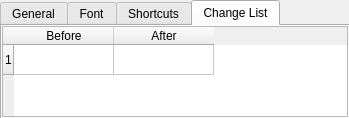
The window that ui/Settings.ui (Shoker2/TS2_ScreenTranslator) describes before a commit, drawn with Qt 5.
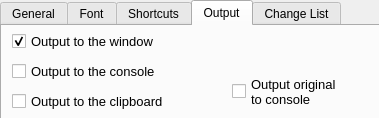
The same window after the commit. The open tabs and pages were chosen to show the change.

Commit message: Added output settings

The edit to the form file:
```diff
--- a/ui/Settings.ui
+++ b/ui/Settings.ui
@@ -6,7 +6,7 @@
    <rect>
     <x>0</x>
     <y>0</y>
-    <width>349</width>
+    <width>379</width>
     <height>118</height>
    </rect>
   </property>
@@ -31,7 +31,7 @@
      <rect>
       <x>0</x>
       <y>0</y>
-      <width>351</width>
+      <width>381</width>
       <height>121</height>
      </rect>
     </property>
@@ -262,6 +262,90 @@
       </property>
      </widget>
     </widget>
+    <widget class="QWidget" name="Output_page">
+     <attribute name="title">
+      <string>Output</string>
+     </attribute>
+     <widget class="QCheckBox" name="windowOutput">
+      <property name="geometry">
+       <rect>
+        <x>10</x>
+        <y>5</y>
+        <width>211</width>
+        <height>20</height>
+       </rect>
+      </property>
+      <property name="font">
+       <font>
+        <pointsize>10</pointsize>
+       </font>
+      </property>
+      <property name="text">
+       <string>Output to the window</string>
+      </property>
+      <property name="checked">
+       <bool>true</bool>
+      </property>
+     </widget>
+     <widget class="QCheckBox" name="consoleOutput">
+      <property name="geometry">
+       <rect>
+        <x>10</x>
+        <y>35</y>
+        <width>211</width>
+        <height>20</height>
+       </rect>
+      </property>
+      <property name="font">
+       <font>
+        <pointsize>10</pointsize>
+       </font>
+      </property>
+      <property name="text">
+       <string>Output to the console</string>
+      </property>
+     </widget>
+     <widget class="QCheckBox" name="clipboardOutput">
+      <property name="geometry">
+       <rect>
+        <x>10</x>
+        <y>65</y>
+        <width>211</width>
+        <height>20</height>
+       </rect>
+      </property>
+      <property name="font">
+       <font>
+        <pointsize>10</pointsize>
+       </font>
+      </property>
+      <property name="text">
+       <string>Output to the clipboard</string>
+      </property>
+     </widget>
+     <widget class="QCheckBox" name="originalOutput">
+      <property name="geometry">
+       <rect>
+        <x>230</x>
+        <y>40</y>
+        <width>141</width>
+        <height>51</height>
+       </rect>
+      </property>
+      <property name="font">
+       <font>
+        <pointsize>10</pointsize>
+       </font>
+      </property>
+      <property name="text">
+       <string>Output original
+to console</string>
+      </property>
+      <property name="checked">
+       <bool>false</bool>
+      </property>
+     </widget>
+    </widget>
     <widget class="QWidget" name="change_list_page">
      <attribute name="title">
       <string>Change List</string>
```
Left out of the diff: 4 changed lines with no effect on the pictures. The commit also changes 3 other files.
